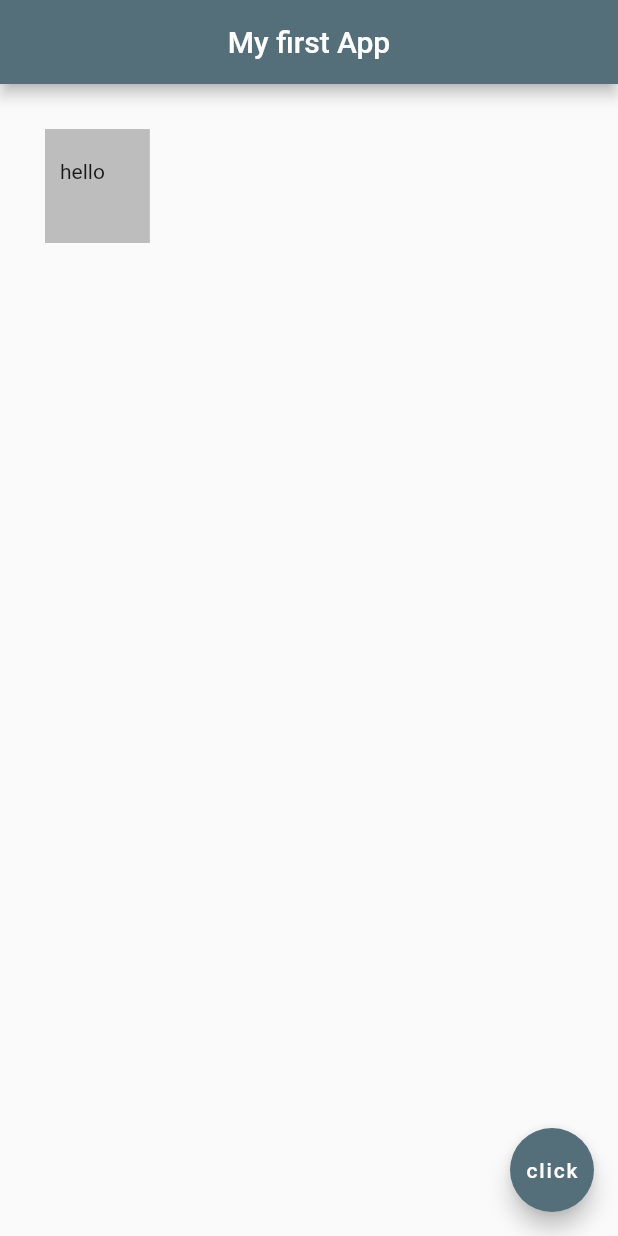
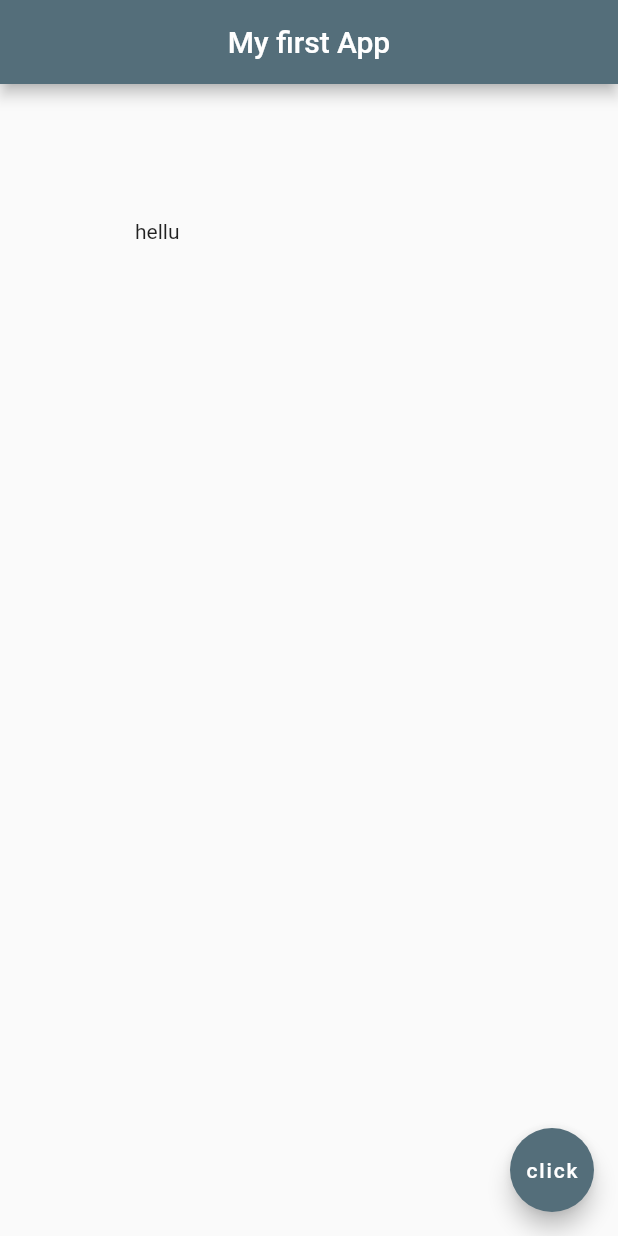
Before and after one commit to Tushxr00/myapp, a Flutter app: the screen it shows after launch, on a phone screen of 412 x 824 dp. Run offline on Flutter 3.47's test engine with Material 2 defaults, Android fonts, the phone set to English and light mode, and no system bars.

Commit message:
FEAT: used a padding widget

```diff
--- a/lib/main.dart
+++ b/lib/main.dart
@@ -17,11 +17,9 @@ class Home extends StatelessWidget {
         centerTitle: true,
         backgroundColor: Colors.blueGrey[600],
       ),
-      body: Container(
-        padding: EdgeInsets.fromLTRB(10, 20,30, 40),
-        margin: EdgeInsets.all(30),
-        color: Colors.grey[400],
-        child: Text('hello'),
+      body:Padding(
+        padding: EdgeInsets.all(90),
+        child: Text('hellu'),
       ),
 
       floatingActionButton: FloatingActionButton(
```
